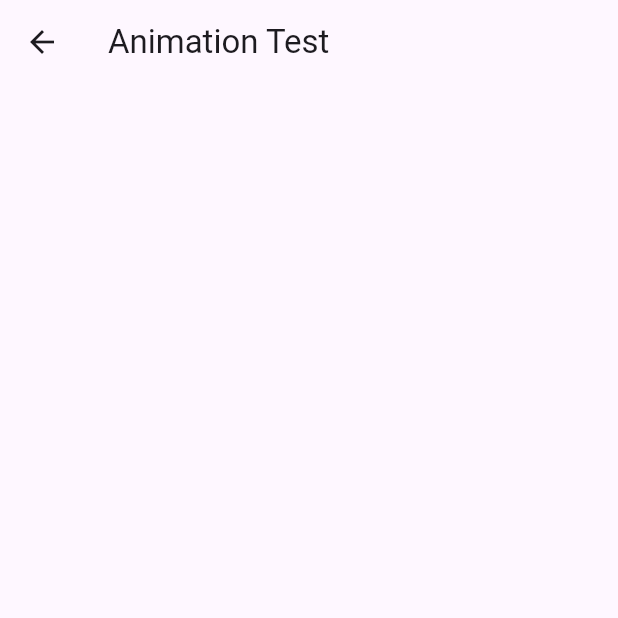
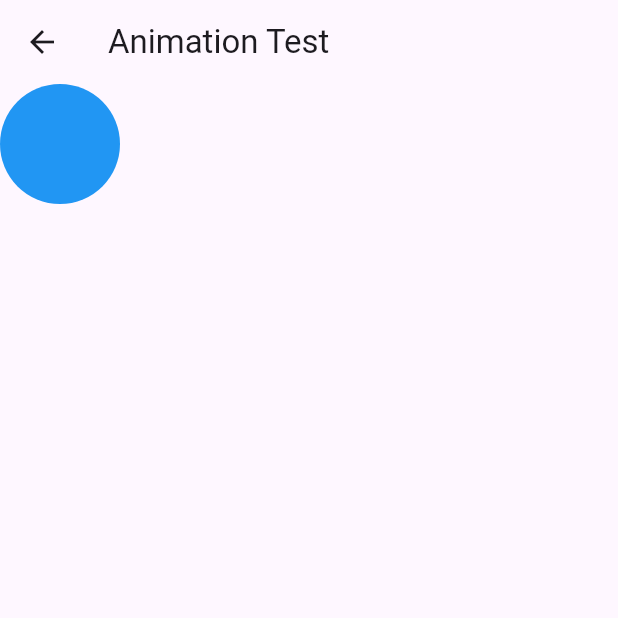
Before and after one commit to YLing2024/flutter_demo, a Flutter app: the AnimationTest screen opened by its route, on a phone screen of 412 x 824 dp, the top half of it. Run offline on Flutter 3.47's test engine with Material 3 defaults, Android fonts, the phone set to English and light mode, and no system bars; our stand-ins replace logger.

Commit message:
<feat>(animation): 添加动画测试页面及基础动画功能
实现一个可点击放大的圆形动画效果，并完善页面路由结构

```diff
--- a/lib/main.dart
+++ b/lib/main.dart
@@ -34,6 +34,7 @@ class MyHomePage extends StatefulWidget {
 class _MyHomePageState extends State<MyHomePage> {
   List<Pages> pages = [
     Pages(
+      name: "Animation Test",
       route: "/animation/animationTest",
     ),
   ];
@@ -55,7 +56,7 @@ class _MyHomePageState extends State<MyHomePage> {
             child: pages[index].builder != null
                 ? pages[index].builder!(context, index)
                 : ListTile(
-                    title: Text(pages[index].route),
+                    title: Text(pages[index].name),
                   ),
           );
         },
@@ -65,12 +66,15 @@ class _MyHomePageState extends State<MyHomePage> {
 }
 
 class Pages {
+  final String name;
+
   /// 路由
   final String route;
   final NullableIndexedWidgetBuilder? builder;
 
   Pages({
     required this.route,
+    required this.name,
     this.builder,
   });
 }
--- a/lib/pages/animation/animation_test.dart
+++ b/lib/pages/animation/animation_test.dart
@@ -7,14 +7,50 @@ class AnimationTest extends StatefulWidget {
   State<AnimationTest> createState() => _AnimationTestState();
 }
 
-class _AnimationTestState extends State<AnimationTest> {
+class _AnimationTestState extends State<AnimationTest>
+    with SingleTickerProviderStateMixin {
+  late final AnimationController _animationController = AnimationController(
+      vsync: this,
+      value: 0.4,
+      lowerBound: 80,
+      upperBound: 280,
+      duration: Duration(
+        seconds: 1,
+      ));
+
+  void _startAnimate() {
+    _animationController.repeat();
+  }
+
+  @override
+  void dispose() {
+    _animationController.dispose();
+    super.dispose();
+  }
+
   @override
   Widget build(BuildContext context) {
     return Scaffold(
       appBar: AppBar(
         title: Text("Animation Test"),
       ),
-      body: Container(),
+      body: Container(
+        child: AnimatedBuilder(
+            animation: _animationController,
+            builder: (context, widget) {
+              return GestureDetector(
+                onTap: () {
+                  _startAnimate();
+                },
+                child: Container(
+                  width: _animationController.value,
+                  height: _animationController.value,
+                  decoration: const BoxDecoration(
+                      color: Colors.blue, shape: BoxShape.circle),
+                ),
+              );
+            }),
+      ),
     );
   }
 }
```
